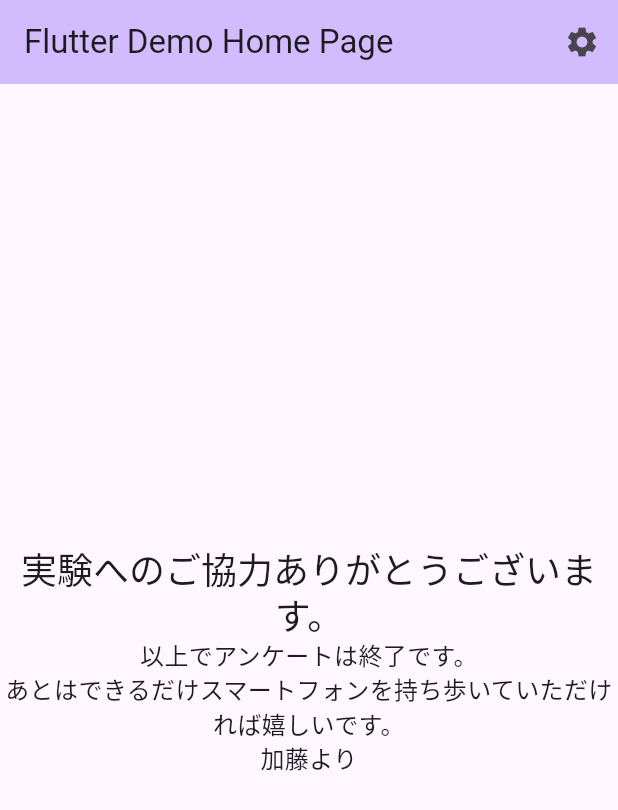
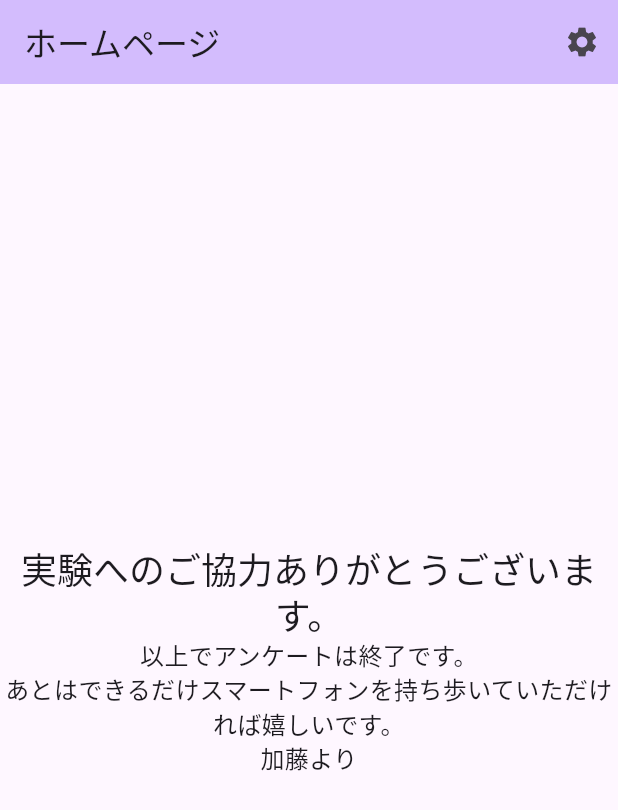
Before and after one commit to shunkat/gps_health_tracker, a Flutter app: the screen it shows after launch, on a phone screen of 412 x 824 dp. Shown: the top 810 px of the screen. Run offline on Flutter 3.47's test engine with Material 3 defaults, Android fonts, the phone set to English and light mode, and no system bars.

Commit message:
ホームのタイトルは固定で良い

```diff
--- a/lib/presentation/home/home_page.dart
+++ b/lib/presentation/home/home_page.dart
@@ -2,16 +2,16 @@ import 'package:flutter/material.dart';
 import 'package:gps_health_tracker/presentation/setting/setting_page.dart';
 
 class HomePage extends StatelessWidget {
-  const HomePage({super.key, required this.title});
+  const HomePage({super.key});
 
-  final String title;
+
 
   @override
   Widget build(BuildContext context) {
     return Scaffold(
       appBar: AppBar(
         backgroundColor: Theme.of(context).colorScheme.inversePrimary,
-        title: Text(title),
+        title: const Text("ホームページ"),
         actions: [
           IconButton(
             icon: const Icon(Icons.settings),
```
